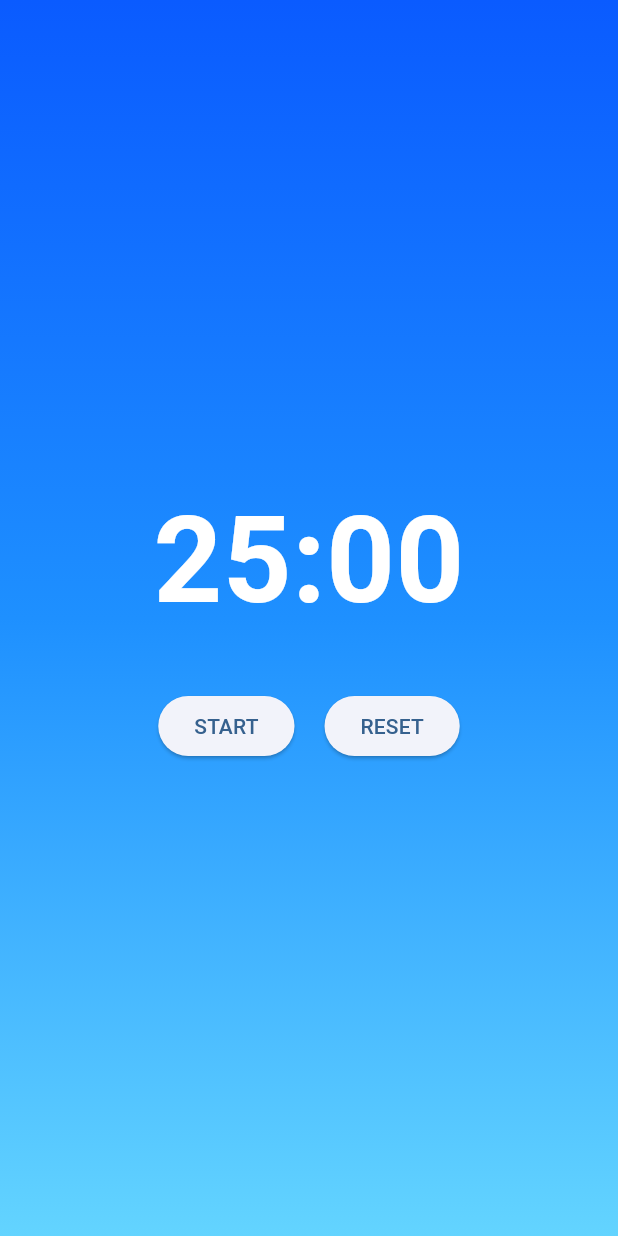
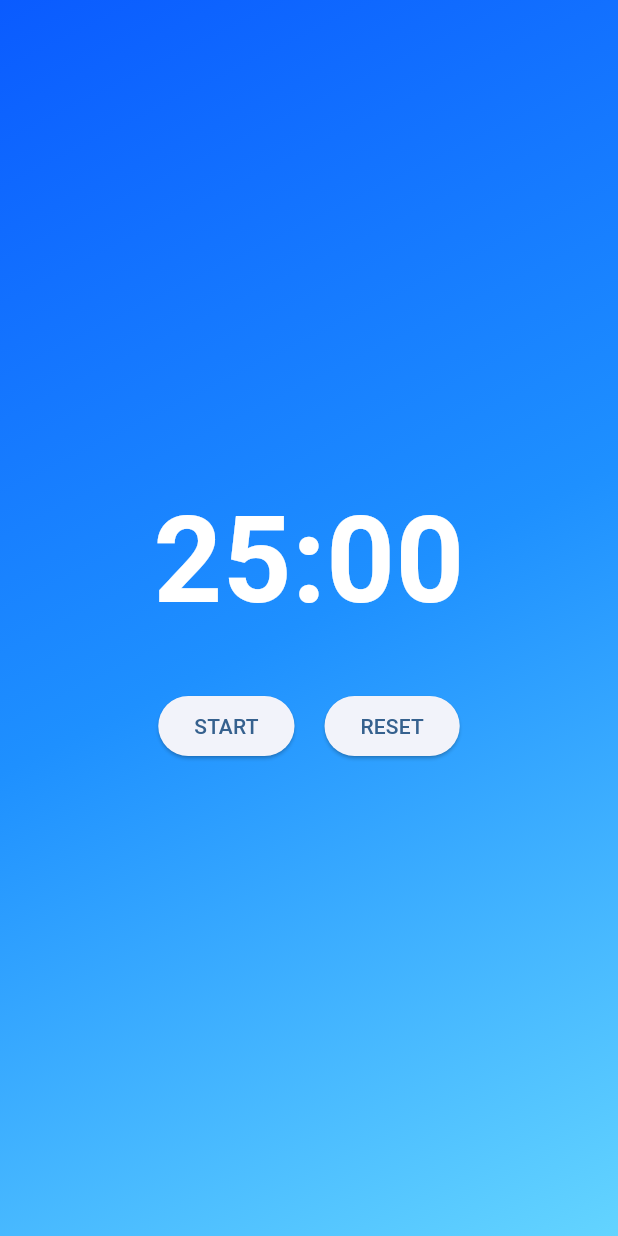
Before and after one commit to VansiluKodikara/Tide-Pomodoro-Timer, a Flutter app: the pomodoroTimer screen opened directly, on a phone screen of 412 x 824 dp. Run offline on Flutter 3.47's test engine with Material 3 defaults, Android fonts, the phone set to English and light mode, and no system bars; our stand-ins replace firebase_auth, firebase_core, flutter_native_splash; accounts and stored records are empty.

Commit message:
New commits

```diff
--- a/lib/pages/pomodoroTimer.dart
+++ b/lib/pages/pomodoroTimer.dart
@@ -53,8 +53,8 @@ class _pomodoroTimerState extends State<pomodoroTimer> {
       body: Container(
         decoration: const BoxDecoration(
           gradient: LinearGradient(
-            begin: Alignment.topCenter,
-            end: Alignment.bottomCenter,
+            begin: Alignment.topLeft,
+            end: Alignment.bottomRight,
             colors: [Color(0xFF0A5BFF), Color(0xFF1E90FF), Color(0xFF63D4FF)],
           ),
         ),
```
